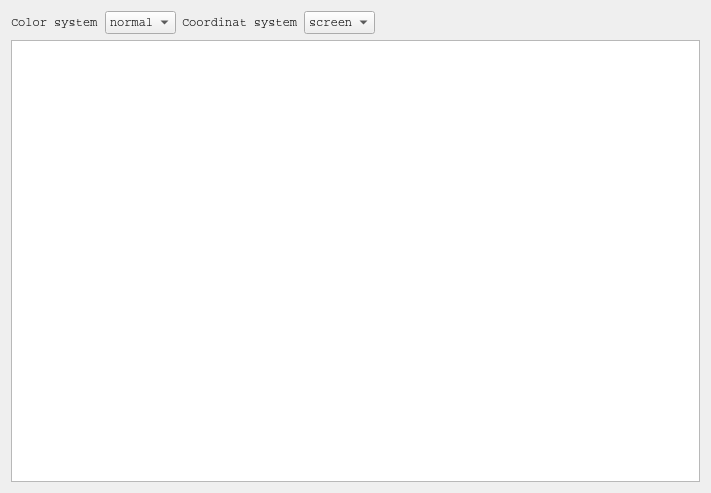
Old version of the form Tools/ToolTestCanvas/qttooltestcanvasmaindialog.ui in the repository richelbilderbeek/ProjectRichelBilderbeek.
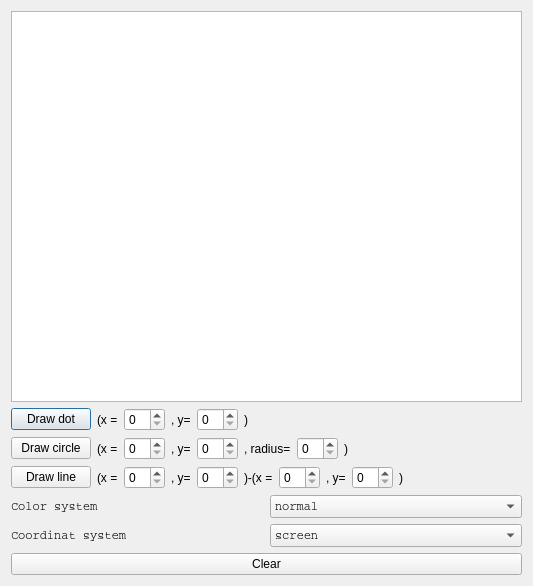
New version of the form.

```diff
--- a/Tools/ToolTestCanvas/qttooltestcanvasmaindialog.ui
+++ b/Tools/ToolTestCanvas/qttooltestcanvasmaindialog.ui
@@ -6,31 +6,210 @@
    <rect>
     <x>0</x>
     <y>0</y>
-    <width>711</width>
-    <height>493</height>
+    <width>533</width>
+    <height>586</height>
    </rect>
   </property>
-  <layout class="QGridLayout" name="gridLayout">
-   <item row="0" column="3">
-    <widget class="QComboBox" name="box_coordinat_system">
+  <layout class="QVBoxLayout" name="verticalLayout">
+   <item>
+    <widget class="QPlainTextEdit" name="text">
      <property name="font">
       <font>
        <family>Courier</family>
+       <pointsize>8</pointsize>
       </font>
      </property>
+     <property name="readOnly">
+      <bool>true</bool>
+     </property>
+    </widget>
+   </item>
      <item>
+    <layout class="QHBoxLayout" name="layout_dot">
+     <item>
+      <widget class="QPushButton" name="button_dot">
       <property name="text">
-       <string>screen</string>
-      </property>
+        <string>Draw dot</string>
+       </property>
+      </widget>
      </item>
      <item>
+      <widget class="QLabel" name="label_dot_x">
       <property name="text">
-       <string>graph</string>
-      </property>
+        <string>(x =</string>
+       </property>
+      </widget>
      </item>
-    </widget>
-   </item>
-   <item row="0" column="0">
+     <item>
+      <widget class="QSpinBox" name="box_x"/>
+     </item>
+     <item>
+      <widget class="QLabel" name="label_doy_y">
+       <property name="text">
+        <string>, y=</string>
+       </property>
+      </widget>
+     </item>
+     <item>
+      <widget class="QSpinBox" name="box_y"/>
+     </item>
+     <item>
+      <widget class="QLabel" name="label_dot_close">
+       <property name="text">
+        <string>)</string>
+       </property>
+      </widget>
+     </item>
+     <item>
+      <spacer name="horizontalSpacer">
+       <property name="orientation">
+        <enum>Qt::Horizontal</enum>
+       </property>
+       <property name="sizeHint" stdset="0">
+        <size>
+         <width>40</width>
+         <height>20</height>
+        </size>
+       </property>
+      </spacer>
+     </item>
+    </layout>
+   </item>
+   <item>
+    <layout class="QHBoxLayout" name="layout_circle">
+     <item>
+      <widget class="QPushButton" name="button_circle">
+       <property name="text">
+        <string>Draw circle</string>
+       </property>
+      </widget>
+     </item>
+     <item>
+      <widget class="QLabel" name="label_circle_x">
+       <property name="text">
+        <string>(x =</string>
+       </property>
+      </widget>
+     </item>
+     <item>
+      <widget class="QSpinBox" name="box_circle_x"/>
+     </item>
+     <item>
+      <widget class="QLabel" name="label_circle_y">
+       <property name="text">
+        <string>, y=</string>
+       </property>
+      </widget>
+     </item>
+     <item>
+      <widget class="QSpinBox" name="box_circle_y"/>
+     </item>
+     <item>
+      <widget class="QLabel" name="label_circle_r">
+       <property name="text">
+        <string>, radius=</string>
+       </property>
+      </widget>
+     </item>
+     <item>
+      <widget class="QSpinBox" name="box_circle_r"/>
+     </item>
+     <item>
+      <widget class="QLabel" name="label_circle_close">
+       <property name="text">
+        <string>)</string>
+       </property>
+      </widget>
+     </item>
+     <item>
+      <spacer name="horizontalSpacer_2">
+       <property name="orientation">
+        <enum>Qt::Horizontal</enum>
+       </property>
+       <property name="sizeHint" stdset="0">
+        <size>
+         <width>40</width>
+         <height>20</height>
+        </size>
+       </property>
+      </spacer>
+     </item>
+    </layout>
+   </item>
+   <item>
+    <layout class="QHBoxLayout" name="layout_line">
+     <item>
+      <widget class="QPushButton" name="button_line">
+       <property name="text">
+        <string>Draw line</string>
+       </property>
+      </widget>
+     </item>
+     <item>
+      <widget class="QLabel" name="label_line_x1">
+       <property name="text">
+        <string>(x =</string>
+       </property>
+      </widget>
+     </item>
+     <item>
+      <widget class="QSpinBox" name="box_line_x1"/>
+     </item>
+     <item>
+      <widget class="QLabel" name="label_line_y1">
+       <property name="text">
+        <string>, y=</string>
+       </property>
+      </widget>
+     </item>
+     <item>
+      <widget class="QSpinBox" name="box_line_y1"/>
+     </item>
+     <item>
+      <widget class="QLabel" name="label_line_x2">
+       <property name="text">
+        <string>)-(x =</string>
+       </property>
+      </widget>
+     </item>
+     <item>
+      <widget class="QSpinBox" name="box_line_x2"/>
+     </item>
+     <item>
+      <widget class="QLabel" name="label_line_y2">
+       <property name="text">
+        <string>, y=</string>
+       </property>
+      </widget>
+     </item>
+     <item>
+      <widget class="QSpinBox" name="box_line_y2"/>
+     </item>
+     <item>
+      <widget class="QLabel" name="label_line_close">
+       <property name="text">
+        <string>)</string>
+       </property>
+      </widget>
+     </item>
+     <item>
+      <spacer name="horizontalSpacer_3">
+       <property name="orientation">
+        <enum>Qt::Horizontal</enum>
+       </property>
+       <property name="sizeHint" stdset="0">
+        <size>
+         <width>40</width>
+         <height>20</height>
+        </size>
+       </property>
+      </spacer>
+     </item>
+    </layout>
+   </item>
+   <item>
+    <layout class="QHBoxLayout" name="horizontalLayout">
+     <item>
     <widget class="QLabel" name="label_color_system">
      <property name="font">
       <font>
@@ -42,7 +221,7 @@
      </property>
     </widget>
    </item>
-   <item row="0" column="1">
+     <item>
     <widget class="QComboBox" name="box_color_system">
      <property name="font">
       <font>
@@ -61,33 +240,11 @@
      </item>
     </widget>
    </item>
-   <item row="0" column="4">
-    <spacer name="spacer">
-     <property name="orientation">
-      <enum>Qt::Horizontal</enum>
-     </property>
-     <property name="sizeHint" stdset="0">
-      <size>
-       <width>40</width>
-       <height>20</height>
-      </size>
-     </property>
-    </spacer>
+    </layout>
    </item>
-   <item row="1" column="0" colspan="5">
-    <widget class="QPlainTextEdit" name="text">
-     <property name="font">
-      <font>
-       <family>Courier</family>
-       <pointsize>8</pointsize>
-      </font>
-     </property>
-     <property name="readOnly">
-      <bool>true</bool>
-     </property>
-    </widget>
-   </item>
-   <item row="0" column="2">
+   <item>
+    <layout class="QHBoxLayout" name="horizontalLayout_2">
+     <item>
     <widget class="QLabel" name="label_coordinat_system">
      <property name="font">
       <font>
@@ -96,6 +253,34 @@
      </property>
      <property name="text">
       <string>Coordinat system</string>
+       </property>
+      </widget>
+     </item>
+     <item>
+      <widget class="QComboBox" name="box_coordinat_system">
+       <property name="font">
+        <font>
+         <family>Courier</family>
+        </font>
+       </property>
+       <item>
+        <property name="text">
+         <string>screen</string>
+        </property>
+       </item>
+       <item>
+        <property name="text">
+         <string>graph</string>
+        </property>
+       </item>
+      </widget>
+     </item>
+    </layout>
+   </item>
+   <item>
+    <widget class="QPushButton" name="button_clear">
+     <property name="text">
+      <string>Clear</string>
      </property>
     </widget>
    </item>
```
Lines whose indentation alone changed are shown as unchanged.
